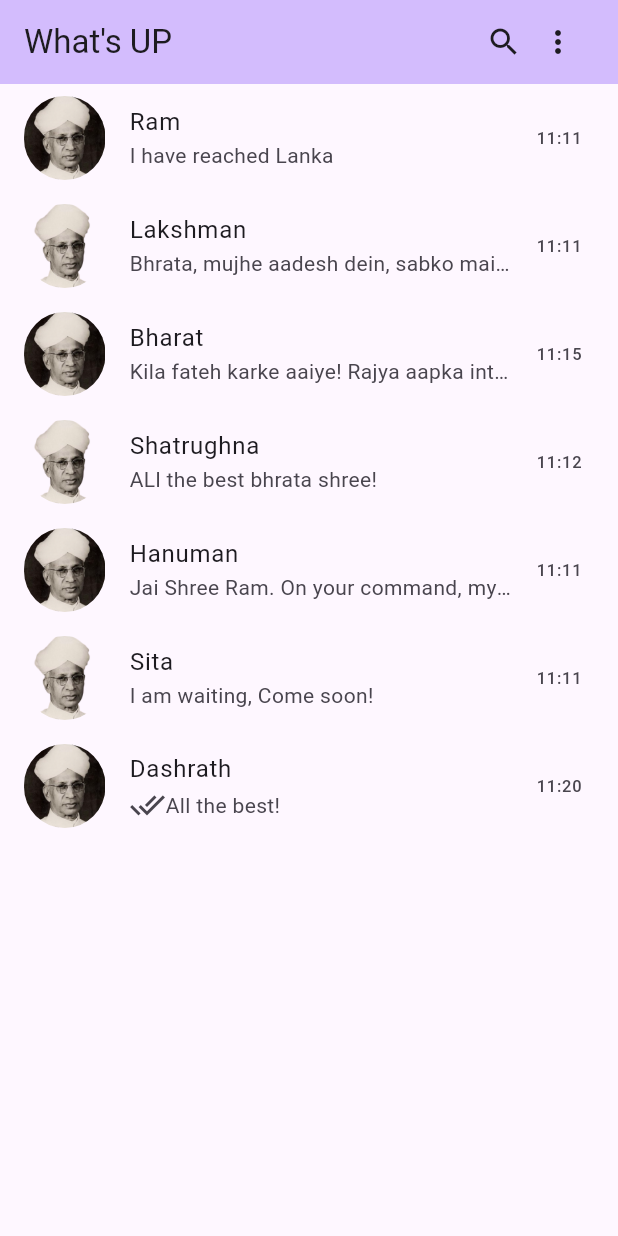
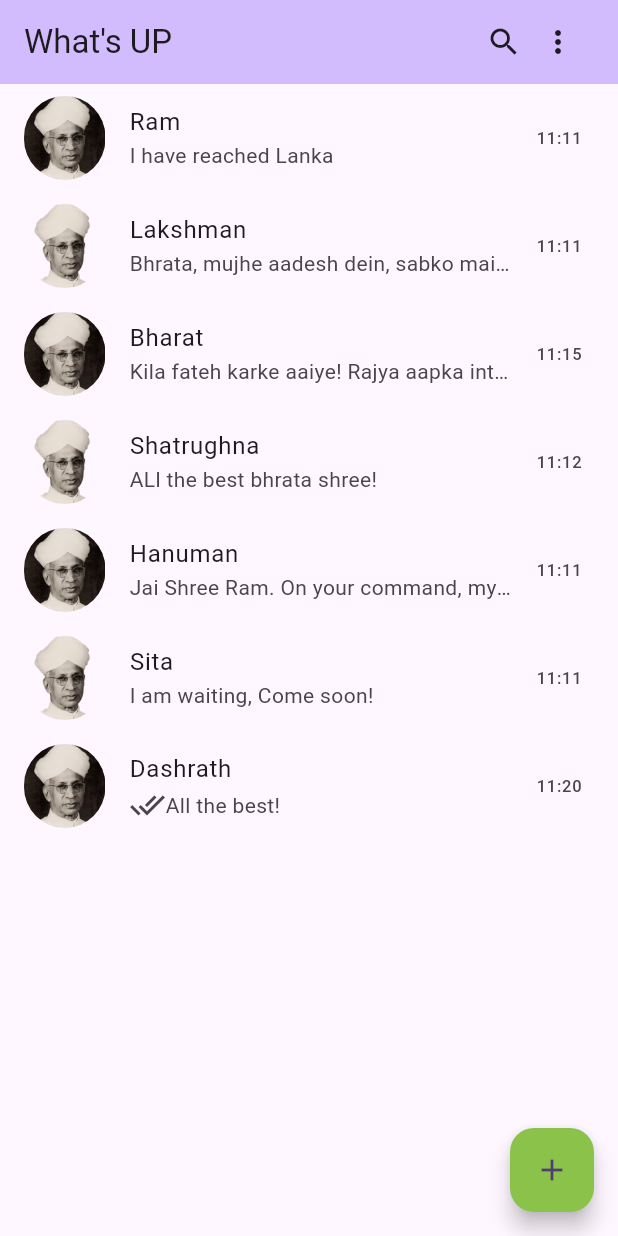
Before and after one commit to DevAngiras/bloc, a Flutter app: the screen it shows after launch, on a phone screen of 412 x 824 dp. Run offline on Flutter 3.47's test engine with Material 3 defaults, Android fonts, the phone set to English and light mode, and no system bars.

Commit message:
floating action button added

```diff
--- a/lib/screens/HomePage.dart
+++ b/lib/screens/HomePage.dart
@@ -130,8 +130,8 @@ class _HomePageState extends State<HomePage> {
                         const Icon(Icons.done_all),
                         Text(
                           chats[index]["Message"],
-                            style: const TextStyle(
-                                overflow: TextOverflow.ellipsis),
+                          style:
+                              const TextStyle(overflow: TextOverflow.ellipsis),
                         ),
                       ],
                     )
@@ -146,15 +146,25 @@ class _HomePageState extends State<HomePage> {
                     : Image.asset("assets/srk1.png"),
               ),
               trailing: Text(chats[index]["time"]),
-                onTap: () => Navigator.push(context,
-                    MaterialPageRoute(builder: (context) {
+              onTap: () =>
+                  Navigator.push(context, MaterialPageRoute(builder: (context) {
                 return ChatPage(
                   name: chats[index]["name"],
-                    image:
-                        index % 2 == 0 ? "assets/srk.png" : "assets/srk1.png",
+                  image: index % 2 == 0 ? "assets/srk.png" : "assets/srk1.png",
                 );
               })),
             );
-            }));
+          }),
+      floatingActionButton: FloatingActionButton(
+        child: Icon(Icons.add),
+        hoverColor: Colors.green,
+        backgroundColor: Colors.lightGreen,
+        onPressed: () {
+          setState(() {
+            ();
+          });
+        },
+      ),
+    );
   }
 }
```
Lines whose indentation alone changed are shown as unchanged.
